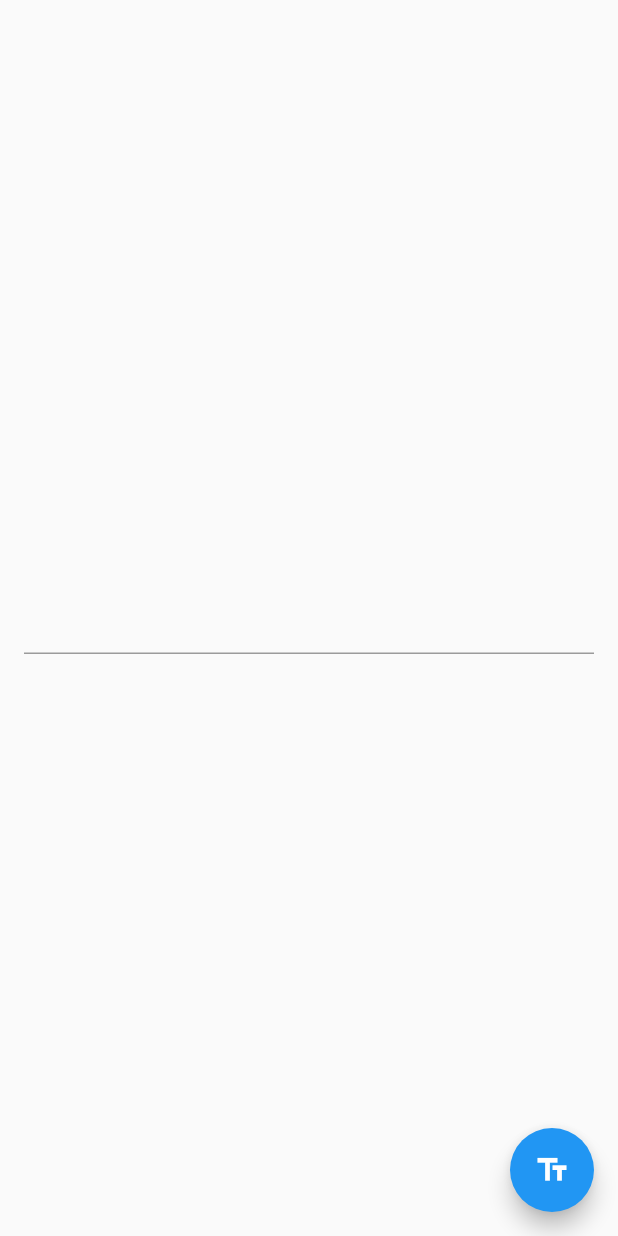
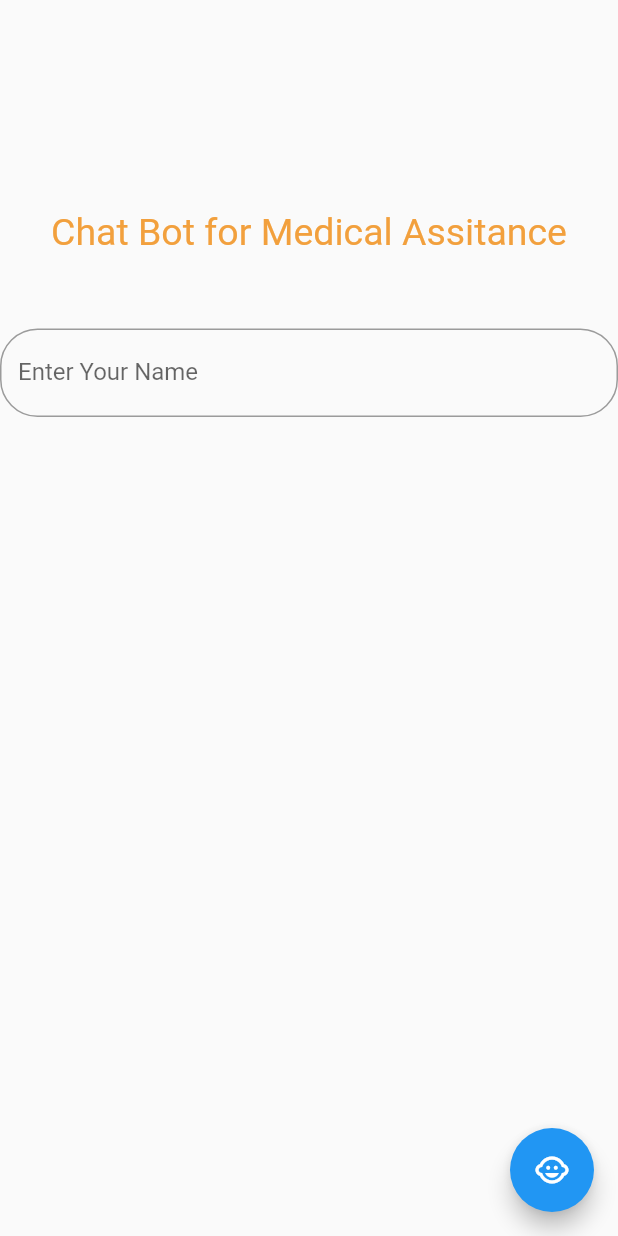
Before and after one commit to bharathbiju/bot, a Flutter app: the screen it shows after launch, on a phone screen of 412 x 824 dp. Run offline on Flutter 3.47's test engine with Material 2 defaults, Android fonts, the phone set to English and light mode, and no system bars; missing offline and left inert: flutter_dialogflow_v2; Roboto replaces fonts that are missing (Poppins).

Commit message:
basic design with call feature completed

```diff
--- a/lib/home.dart
+++ b/lib/home.dart
@@ -8,26 +8,87 @@ class MyHomePage extends StatelessWidget {
 
   @override
   Widget build(BuildContext context) {
+   Color hexToColor(String code) {
+      return new Color(int.parse(code.substring(1, 7), radix: 16) + 0xFF000000);
+    }
+
     return Scaffold(
 
       body:Center(
-        child:Container(
-        child:Padding(
-        padding: const EdgeInsets.all(16.0),
-        child: TextField(
-          controller: myController,
+        child: new Center(
+                    child: new Column(
+                     children : [
+                       new Padding(padding: EdgeInsets.only(top: 140.0)),
+                       new Text('Chat Bot for Medical Assitance',
+                       style: new TextStyle(color: hexToColor("#F2A03D"), fontSize: 25.0),),
+                       new Padding(padding: EdgeInsets.only(top: 50.0)),
+                       new TextFormField(
+                      decoration: new InputDecoration(
+                        labelText: "Enter Your Name",
+                        fillColor: Colors.white,
+                        border: new OutlineInputBorder(
+                          borderRadius: new BorderRadius.circular(25.0),
+                          borderSide: new BorderSide(
+                          ),
+                        ),
+                        //fillColor: Colors.green
+                      ),
+                       controller: myController,
+                      validator: (val) {
+                        if(val.length==0) {
+                          return "Name cannot be empty";
+                        }else{
+                          return null;
+                        }
+                      },
+                      keyboardType: TextInputType.emailAddress,
+                      style: new TextStyle(
+                        fontFamily: "Poppins",
+                      ),
+                    ),
+                     ]
+                    )
+      //   child:Container(
+      //   child:Padding(
+      //   padding: const EdgeInsets.all(16.0),
+      //   child: TextField(
+      //     controller: myController,
+      //   ),
+      // ),
+      // ) ,
+      ) ,
+      ),
+      floatingActionButton: FloatingActionButton(
+        onPressed: () async {
+          if (myController.text.length == 0) {
+            return showDialog<void>(
+    context: context,
+    barrierDismissible: true, // user must tap button!
+    builder: (BuildContext context) {
+      return AlertDialog(
+        title: Text('Alert'),
+        content: SingleChildScrollView(
+          child: ListBody(
+            children: <Widget>[
+              Text('please enter you name'),
+            ],
+          ),
         ),
-      ),
-      ) ,
-      ) ,
-      floatingActionButton: FloatingActionButton(
-        onPressed: () => Navigator.push(context,
+      );
+    },
+  );
+
+          }
+          else { Navigator.push(context,
         MaterialPageRoute(
           builder: (context)=>FlutterFactsDialogFlow(title: myController.text,)
         )
-        ),
+        );
+          }
 
-        child: Icon(Icons.text_fields),
+        },
+
+        child: Icon(Icons.child_care ),
       ),
     );
   }
--- a/pubspec.yaml
+++ b/pubspec.yaml
@@ -21,6 +21,7 @@ dependencies:
     sdk: flutter
   flutter_dialogflow: ^0.1.2
   flutter_dialogflow_v2: ^0.1.0
+  call_number: ^0.0.1
 
   # The following adds the Cupertino Icons font to your application.
   # Use with the CupertinoIcons class for iOS style icons.
```
Also changed, not shown: lib/widgets/dialog_flow.dart (+19 -0 lines), pubspec.lock.
